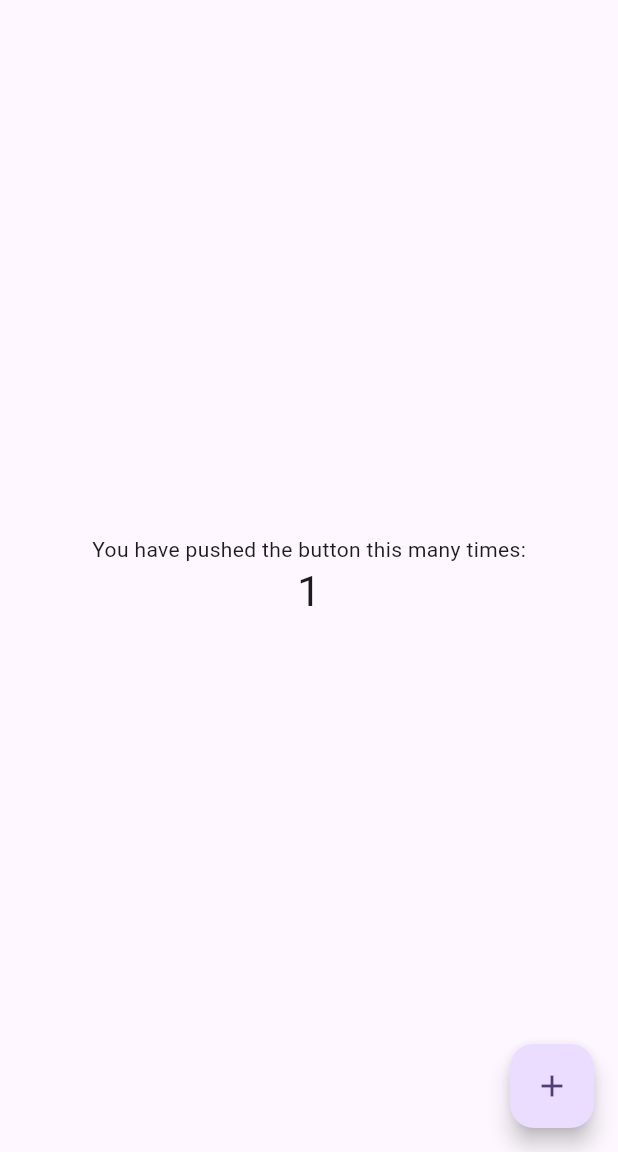
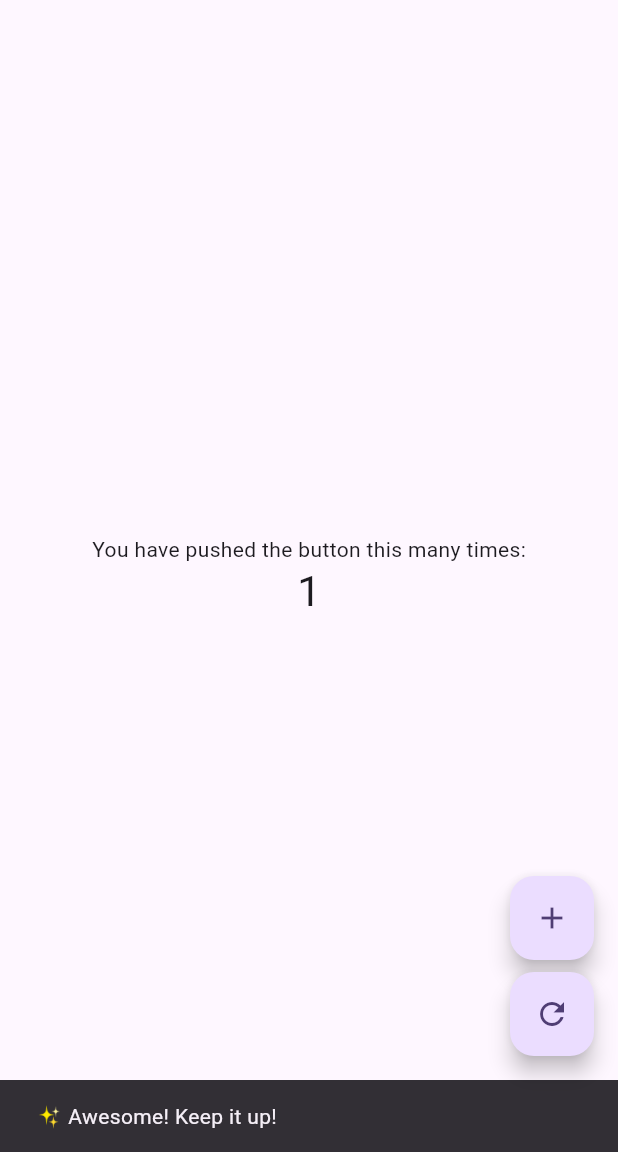
Before and after one commit to yamamomo2022/tutorial_codex_ci, a Flutter app: the screen it shows after launch, after a tap on the "add" icon, on a phone screen of 412 x 824 dp, the part 84-1236 px from its top. Run offline on Flutter 3.47's test engine with Material 3 defaults, Android fonts, the phone set to English and light mode, and no system bars.

Commit message:
Enhance counter functionality with random messages and reset option

```diff
--- a/lib/main.dart
+++ b/lib/main.dart
@@ -1,3 +1,4 @@
+import 'dart:math';
 import 'package:flutter/material.dart';
 
 void main() {
@@ -6,8 +7,6 @@ void main() {
 
 class MyApp extends StatelessWidget {
   const MyApp({super.key});
-
-  // This widget is the root of your application.
   @override
   Widget build(BuildContext context) {
     return MaterialApp(
@@ -30,11 +29,31 @@ class MyHomePage extends StatefulWidget {
 
 class _MyHomePageState extends State<MyHomePage> {
   int _counter = 0;
+  final _messages = <String>[
+    '✨ Awesome! Keep it up!',
+    '🚀 You’re rocketing!',
+    '🎉 Party time!',
+    '🔥 Hot streak!',
+    '🌟 Shine on!',
+  ];
+  final _rnd = Random();
 
   void _incrementCounter() {
-    setState(() {
-      _counter++;
-    });
+    setState(() => _counter++);
+    final msg = _messages[_rnd.nextInt(_messages.length)];
+    ScaffoldMessenger.of(context).showSnackBar(
+      SnackBar(content: Text(msg), duration: const Duration(seconds: 1)),
+    );
+  }
+
+  void _resetCounter() {
+    setState(() => _counter = 0);
+    ScaffoldMessenger.of(context).showSnackBar(
+      const SnackBar(
+        content: Text('🔄 Counter reset!'),
+        duration: Duration(seconds: 1),
+      ),
+    );
   }
 
   @override
@@ -56,11 +75,22 @@ class _MyHomePageState extends State<MyHomePage> {
           ],
         ),
       ),
-      floatingActionButton: FloatingActionButton(
-        onPressed: _incrementCounter,
-        tooltip: 'Increment',
-        child: const Icon(Icons.add),
-      ), // This trailing comma makes auto-formatting nicer for build methods.
+      floatingActionButton: Column(
+        mainAxisSize: MainAxisSize.min,
+        children: [
+          FloatingActionButton(
+            onPressed: _incrementCounter,
+            tooltip: 'Increment',
+            child: const Icon(Icons.add),
+          ),
+          const SizedBox(height: 8),
+          FloatingActionButton(
+            onPressed: _resetCounter,
+            tooltip: 'Reset',
+            child: const Icon(Icons.refresh),
+          ),
+        ],
+      ),
     );
   }
 }
```
